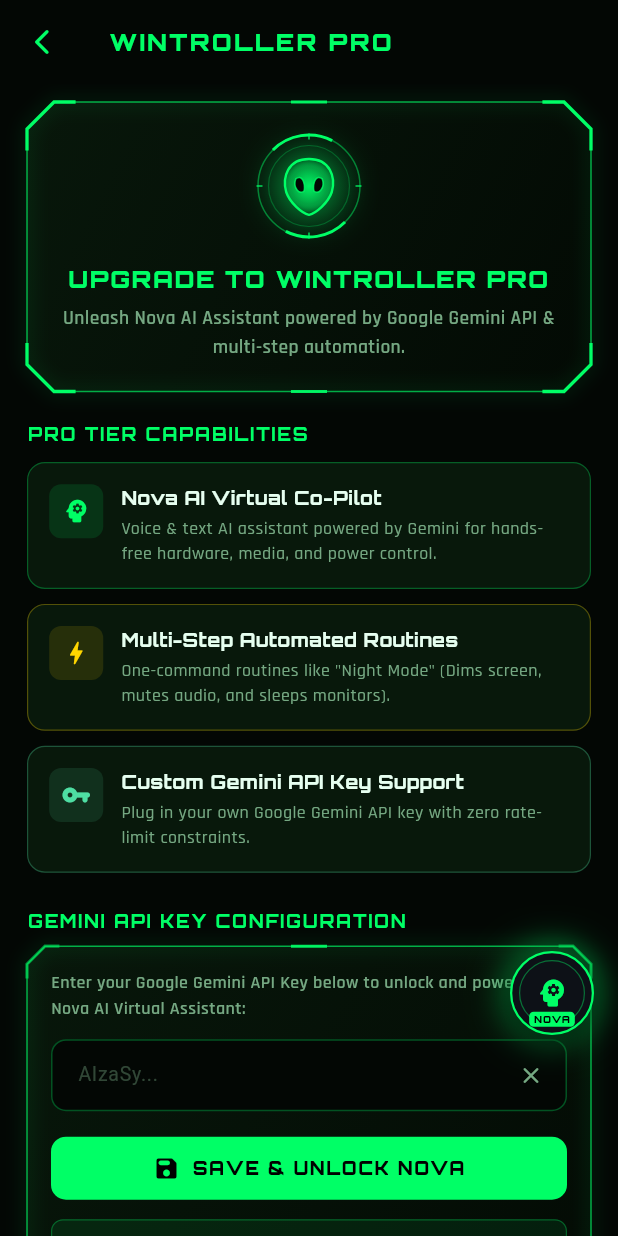
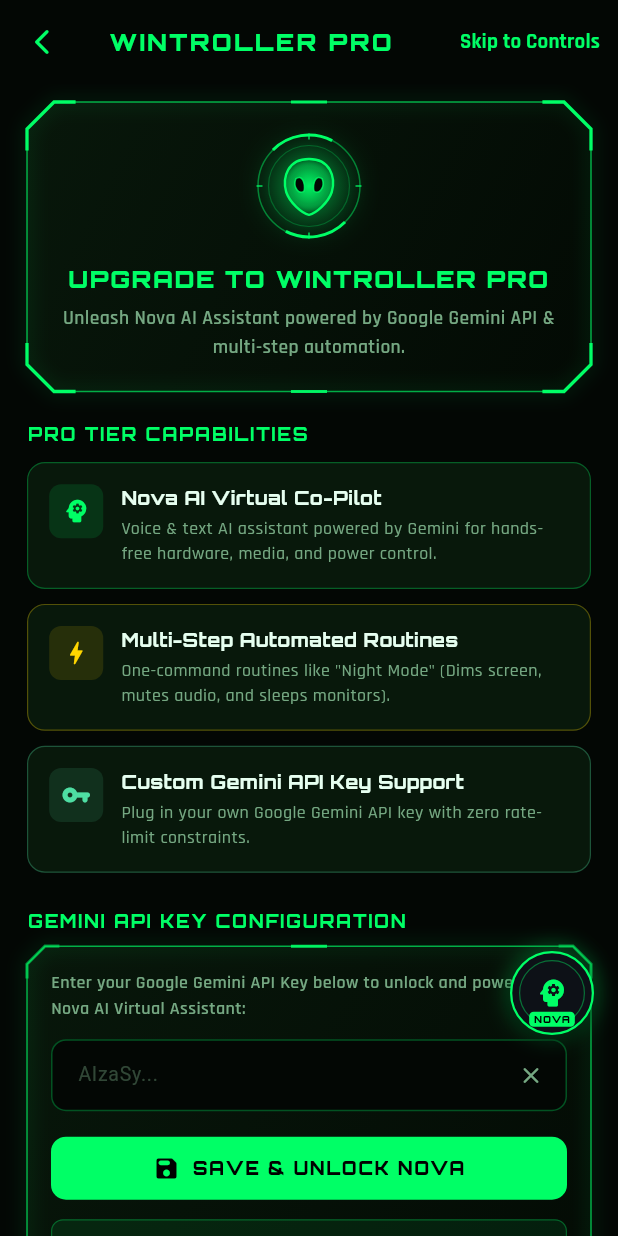
Before and after one commit to Dulmin2021/wintroller, a Flutter app: the ProUpgradeScreen screen opened directly, on a phone screen of 412 x 824 dp. Run offline on Flutter 3.47's test engine with Material 3 defaults, Android fonts, the phone set to English and light mode, and no system bars; our stand-ins replace file_picker, flutter_riverpod, flutter_secure_storage, flutter_tts, google_fonts, permission_handler and 2 more; missing offline and left inert: mobile_scanner; accounts and stored records are empty.

Commit message:
Fix Pro Plan onboarding navigation flow to control menu

```diff
--- a/lib/features/pro/pro_upgrade_screen.dart
+++ b/lib/features/pro/pro_upgrade_screen.dart
@@ -1,13 +1,23 @@
 import 'package:flutter/material.dart';
 import 'package:flutter_riverpod/flutter_riverpod.dart';
 import 'package:google_fonts/google_fonts.dart';
+import '../../providers/app_providers.dart';
+import '../../services/storage_service.dart';
 import '../../theme/app_colors.dart';
 import '../../widgets/alien_icons.dart';
 import '../../widgets/hud_frame.dart';
+import '../dashboard/dashboard_screen.dart';
+import '../onboarding/onboarding_screen.dart';
+import '../pairing/pairing_discover_screen.dart';
 import 'pro_plan_provider.dart';
 
 class ProUpgradeScreen extends ConsumerStatefulWidget {
-  const ProUpgradeScreen({super.key});
+  final bool isInitialOnboarding;
+
+  const ProUpgradeScreen({
+    super.key,
+    this.isInitialOnboarding = false,
+  });
 
   @override
   ConsumerState<ProUpgradeScreen> createState() => _ProUpgradeScreenState();
@@ -33,6 +43,35 @@
     super.dispose();
   }
 
+  void _navigateToControls() async {
+    final storage = ref.read(storageServiceProvider);
+    await storage.setPlanSelected(true);
+
+    if (!mounted) return;
+
+    if (widget.isInitialOnboarding) {
+      if (!storage.isOnboardingDone()) {
+        Navigator.of(context).pushReplacement(
+          MaterialPageRoute(builder: (_) => const OnboardingScreen()),
+        );
+        return;
+      }
+
+      final devices = storage.getPairedDevices();
+      if (devices.isNotEmpty) {
+        Navigator.of(context).pushReplacement(
+          MaterialPageRoute(builder: (_) => const DashboardScreen()),
+        );
+      } else {
+        Navigator.of(context).pushReplacement(
+          MaterialPageRoute(builder: (_) => const PairingDiscoverScreen()),
+        );
+      }
+    } else {
+      Navigator.of(context).pop();
+    }
+  }
+
   Future<void> _saveApiKey() async {
     setState(() {
       _isSavingKey = true;
@@ -53,6 +92,7 @@
       });
     } else {
       await ref.read(proPlanProvider.notifier).setGeminiApiKey(key);
+      await ref.read(proPlanProvider.notifier).setProStatus(true, tier: ProPlanTier.proMonthly);
       setState(() {
         _isSavingKey = false;
         _statusMessage = 'Gemini API Key saved! Nova Pro Assistant unlocked.';
@@ -62,9 +102,12 @@
 
   void _activateProDemo() async {
     await ref.read(proPlanProvider.notifier).setProStatus(true, tier: ProPlanTier.proLifetime);
+    final storage = ref.read(storageServiceProvider);
+    await storage.setPlanSelected(true);
+
     ScaffoldMessenger.of(context).showSnackBar(
       const SnackBar(
-        content: Text('Wintroller Pro Lifetime Activated (Developer / Demo Mode)'),
+        content: Text('Wintroller Pro Lifetime Activated! Full controls unlocked.'),
         duration: Duration(seconds: 2),
       ),
     );
@@ -82,7 +125,13 @@
         elevation: 0,
         leading: IconButton(
           icon: Icon(Icons.arrow_back_ios_new_rounded, color: colors.primary, size: 20),
-          onPressed: () => Navigator.of(context).pop(),
+          onPressed: () {
+            if (widget.isInitialOnboarding) {
+              _navigateToControls();
+            } else {
+              Navigator.of(context).pop();
+            }
+          },
         ),
         title: Text(
           'WINTROLLER PRO',
@@ -93,6 +142,15 @@
             letterSpacing: 1.5,
           ),
         ),
+        actions: [
+          TextButton(
+            onPressed: _navigateToControls,
+            child: Text(
+              'Skip to Controls',
+              style: TextStyle(color: colors.primary, fontWeight: FontWeight.w700),
+            ),
+          ),
+        ],
       ),
       body: SafeArea(
         child: SingleChildScrollView(
@@ -330,6 +388,33 @@
               ),
 
               const SizedBox(height: 20),
+
+              // Continue to Control Menu Primary Button
+              SizedBox(
+                width: double.infinity,
+                height: 52,
+                child: ElevatedButton.icon(
+                  icon: const Icon(Icons.dashboard_rounded, color: Colors.black, size: 20),
+                  label: Text(
+                    'PROCEED TO CONTROL MENU',
+                    style: GoogleFonts.orbitron(
+                      fontSize: 13,
+                      fontWeight: FontWeight.w900,
+                      color: Colors.black,
+                      letterSpacing: 1.0,
+                    ),
+                  ),
+                  style: ElevatedButton.styleFrom(
+                    backgroundColor: colors.primary,
+                    elevation: 8,
+                    shadowColor: colors.primary.withOpacity(0.4),
+                    shape: RoundedRectangleBorder(borderRadius: BorderRadius.circular(12)),
+                  ),
+                  onPressed: _navigateToControls,
+                ),
+              ),
+
+              const SizedBox(height: 20),
             ],
           ),
         ),
```
Also changed, not shown: lib/features/pro/plan_selection_screen.dart (+16 -1 lines).
